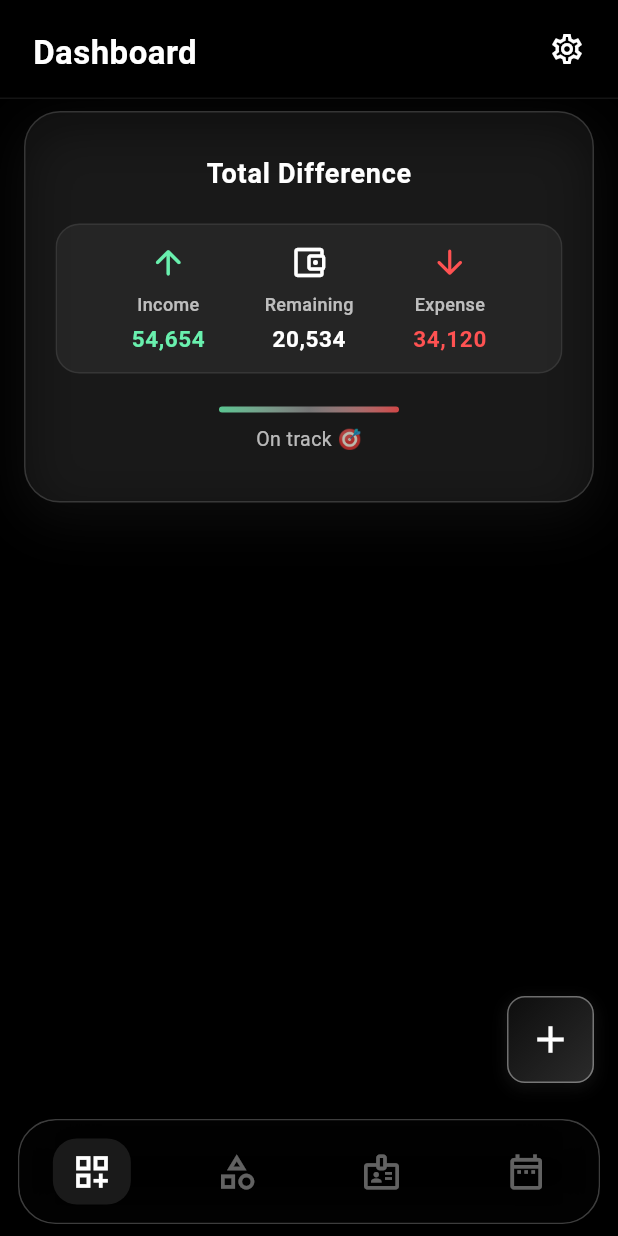
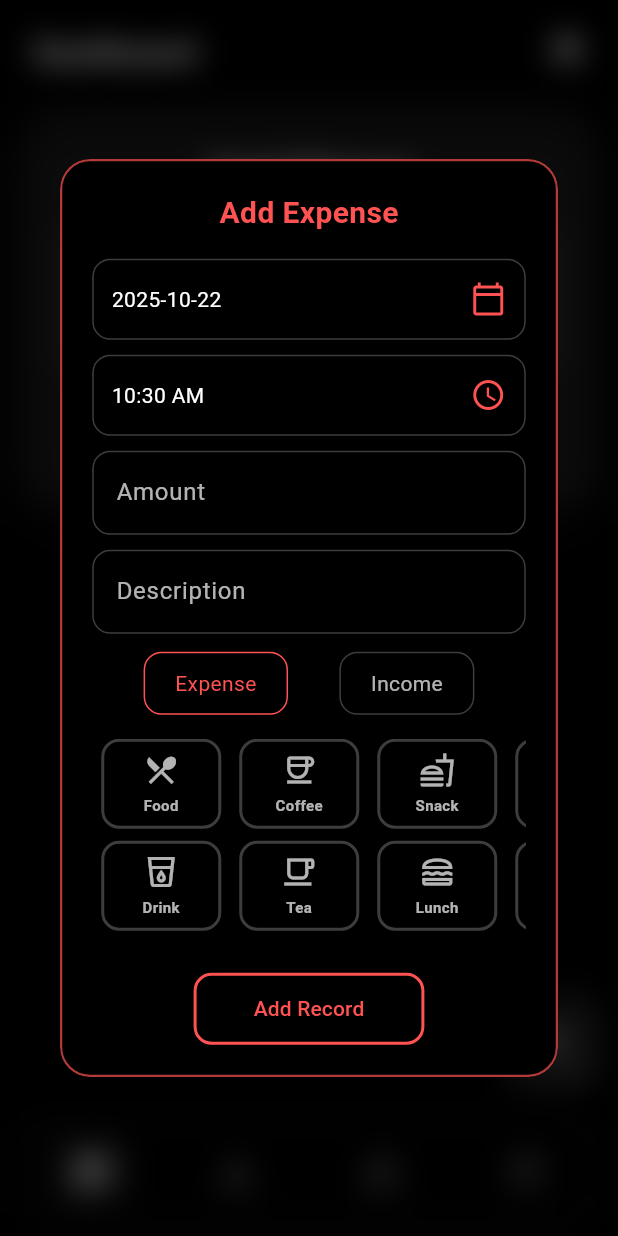
Before and after one commit to DisasterUnknown/WalletZip, a Flutter app: the DashboardScreen screen opened by its route, after a tap on the "add" icon, on a phone screen of 412 x 824 dp. Run offline on Flutter 3.47's test engine with Material 3 defaults, Android fonts, the phone set to English and light mode, and no system bars; our stand-ins replace shared_preferences; accounts and stored records are empty.

Commit message:
added income expence addition

```diff
--- a/lib/main.dart
+++ b/lib/main.dart
@@ -15,9 +15,7 @@ class MyApp extends StatelessWidget {
     return SafeArea(
       child: MaterialApp(
         title: 'Expenso',
-        theme: ThemeData.dark().copyWith(
-          scaffoldBackgroundColor: Colors.black,
-        ),
+        theme: ThemeData.dark().copyWith(scaffoldBackgroundColor: Colors.black),
         debugShowCheckedModeBanner: false,
         navigatorKey: routing.navigatorKey,
         initialRoute: RoutingService.expence_record,
--- /dev/null
+++ b/lib/ui/widgets/sub/add_expense_income/add_transaction_form.dart
@@ -0,0 +1,216 @@
+import 'dart:ui';
+import 'package:flutter/material.dart';
+import 'package:intl/intl.dart';
+import 'package:expenso/core/constants/default_categories.dart';
+import 'package:expenso/core/shared_prefs/shared_pref_service.dart';
+import 'package:expenso/data/models/category.dart';
+import 'widgets/date_time_picker_row.dart';
+import 'widgets/transaction_type_toggle.dart';
+import 'widgets/category_selector.dart';
+import 'widgets/expense_text_field.dart';
+import 'widgets/submit_button.dart';
+
+class AddExpenseOverlay extends StatefulWidget {
+  const AddExpenseOverlay({super.key});
+
+  @override
+  State<AddExpenseOverlay> createState() => _AddExpenseOverlayState();
+}
+
+class _AddExpenseOverlayState extends State<AddExpenseOverlay> {
+  String selectedYear = DateTime.now().year.toString();
+  String selectedMonth = DateFormat('MMMM').format(DateTime.now());
+  DateTime selectedDate = DateTime.now();
+  TimeOfDay selectedTime = TimeOfDay.now();
+  String transactionType = 'Expense';
+  List<Category> userCategories = [];
+  List<int> selectedCategoryIds = [];
+
+  final TextEditingController amountController = TextEditingController();
+  final TextEditingController descriptionController = TextEditingController();
+  final _formKey = GlobalKey<FormState>();
+  String? errorMessage;
+
+  Color get accentColor =>
+      transactionType == 'Expense' ? Colors.redAccent : Colors.greenAccent;
+
+  @override
+  void initState() {
+    super.initState();
+    _loadUserCategories();
+  }
+
+  Future<void> _loadUserCategories() async {
+    final saved = await LocalSharedPreferences.getString('selected_categories');
+    if (saved != null && saved.isNotEmpty) {
+      final ids = saved
+          .split(',')
+          .map((e) => int.tryParse(e))
+          .whereType<int>()
+          .toSet();
+      setState(() {
+        userCategories = categories
+            .where((cat) => ids.contains(cat.id))
+            .toList();
+      });
+    } else {
+      setState(() => userCategories = categories);
+    }
+  }
+
+  void _toggleCategory(Category category) {
+    setState(() {
+      if (selectedCategoryIds.contains(category.id)) {
+        selectedCategoryIds.remove(category.id);
+      } else {
+        selectedCategoryIds.add(category.id);
+      }
+    });
+  }
+
+  void _submitExpense() {
+    setState(() => errorMessage = null);
+
+    if (!_formKey.currentState!.validate()) return;
+    if (selectedCategoryIds.isEmpty) {
+      setState(() => errorMessage = 'Please select at least one category!');
+      return;
+    }
+
+    final amount = double.tryParse((amountController.text).replaceAll(',', ''));
+    if (amount == null || amount <= 0) {
+      setState(() => errorMessage = 'Please enter a valid amount!');
+      return;
+    }
+
+    // All valid → proceed
+    final selectedCategories = userCategories
+        .where((c) => selectedCategoryIds.contains(c.id))
+        .map((c) => c.name)
+        .toList();
+
+    print('Transaction Type: $transactionType');
+    print('Amount: $amount');
+    print('Categories: ${selectedCategories.join(', ')}');
+    print('Description: ${descriptionController.text}');
+    print('Date: ${DateFormat('yyyy-MM-dd').format(selectedDate)}');
+    print('Time: ${selectedTime.format(context)}');
+
+    Navigator.of(context).pop();
+  }
+
+  @override
+  Widget build(BuildContext context) {
+    return BackdropFilter(
+      filter: ImageFilter.blur(sigmaX: 10, sigmaY: 10),
+      child: Dialog(
+        backgroundColor: Colors.transparent,
+        child: ClipRRect(
+          borderRadius: BorderRadius.circular(20),
+          child: Container(
+            padding: const EdgeInsets.all(20),
+            decoration: BoxDecoration(
+              color: Colors.black,
+              borderRadius: BorderRadius.circular(20),
+              border: Border.all(color: accentColor.withAlpha(180), width: 1.5),
+            ),
+            child: SingleChildScrollView(
+              child: Form(
+                key: _formKey,
+                child: Column(
+                  mainAxisSize: MainAxisSize.min,
+                  children: [
+                    Text(
+                      transactionType == 'Expense'
+                          ? 'Add Expense'
+                          : 'Add Income',
+                      style: TextStyle(
+                        color: accentColor,
+                        fontSize: 20,
+                        fontWeight: FontWeight.bold,
+                      ),
+                    ),
+                    const SizedBox(height: 16),
+
+                    /// Date + Time pickers
+                    DateTimePickerRow(
+                      selectedDate: selectedDate,
+                      selectedTime: selectedTime,
+                      accentColor: accentColor,
+                      onPickDate: (date) => setState(() {
+                        selectedDate = date;
+                        selectedYear = date.year.toString();
+                        selectedMonth = DateFormat('MMMM').format(date);
+                      }),
+                      onPickTime: (time) => setState(() => selectedTime = time),
+                    ),
+                    const SizedBox(height: 10),
+
+                    /// Amount & Description fields
+                    ExpenseTextField(
+                      controller: amountController,
+                      label: 'Amount',
+                      accentColor: accentColor,
+                      keyboardType: const TextInputType.numberWithOptions(
+                        decimal: true,
+                      ),
+                      validator: (v) =>
+                          v == null || v.isEmpty ? 'Enter amount' : null,
+                      enableThousandsFormatter: true,
+                    ),
+                    const SizedBox(height: 10),
+                    ExpenseTextField(
+                      controller: descriptionController,
+                      label: 'Description',
+                      accentColor: accentColor,
+                      validator: (v) =>
+                          v == null || v.isEmpty ? 'Enter description' : null,
+                      keyboardType: TextInputType.text,
+                      enableThousandsFormatter: false,
+                    ),
+                    const SizedBox(height: 12),
+
+                    /// Expense/Income toggle
+                    TransactionTypeToggle(
+                      transactionType: transactionType,
+                      accentColor: accentColor,
+                      onTypeChange: (type) =>
+                          setState(() => transactionType = type),
+                    ),
+                    const SizedBox(height: 16),
+
+                    /// Category selector
+                    CategorySelector(
+                      userCategories: userCategories,
+                      selectedCategoryIds: selectedCategoryIds,
+                      accentColor: accentColor,
+                      onCategoryTap: _toggleCategory,
+                    ),
+                    const SizedBox(height: 16),
+
+                    /// Error message
+                    if (errorMessage != null)
+                      Text(
+                        errorMessage!,
+                        style: const TextStyle(
+                          color: Colors.redAccent,
+                          fontWeight: FontWeight.bold,
+                        ),
+                      ),
+
+                    /// Submit button
+                    SubmitButton(
+                      label: 'Add Record',
+                      accentColor: accentColor,
+                      onPressed: _submitExpense,
+                    ),
+                  ],
+                ),
+              ),
+            ),
+          ),
+        ),
+      ),
+    );
+  }
+}
--- /dev/null
+++ b/lib/ui/widgets/sub/add_expense_income/helpers/input_decoration.dart
@@ -0,0 +1,22 @@
+import 'package:flutter/material.dart';
+
+InputDecoration buildInputDecoration(String label, Color accentColor) {
+  return InputDecoration(
+    labelText: label,
+    labelStyle: const TextStyle(color: Colors.white70),
+    filled: true,
+    fillColor: Colors.black87,
+    border: OutlineInputBorder(
+      borderRadius: BorderRadius.circular(12),
+      borderSide: const BorderSide(color: Colors.white24),
+    ),
+    enabledBorder: OutlineInputBorder(
+      borderRadius: BorderRadius.circular(12),
+      borderSide: const BorderSide(color: Colors.white24),
+    ),
+    focusedBorder: OutlineInputBorder(
+      borderRadius: BorderRadius.circular(12),
+      borderSide: BorderSide(color: accentColor, width: 2),
+    ),
+  );
+}
--- /dev/null
+++ b/lib/ui/widgets/sub/add_expense_income/widgets/category_selector.dart
@@ -0,0 +1,103 @@
+import 'package:flutter/material.dart';
+import 'package:expenso/data/models/category.dart';
+
+class CategorySelector extends StatelessWidget {
+  final List<Category> userCategories;
+  final List<int> selectedCategoryIds;
+  final Color accentColor;
+  final Function(Category) onCategoryTap;
+
+  const CategorySelector({
+    super.key,
+    required this.userCategories,
+    required this.selectedCategoryIds,
+    required this.accentColor,
+    required this.onCategoryTap,
+  });
+
+  @override
+  Widget build(BuildContext context) {
+    return SizedBox(
+      height: 140,
+      child: SingleChildScrollView(
+        scrollDirection: Axis.horizontal,
+        child: Row(
+          children: [
+            Column(
+              children: [
+                Row(
+                  children: userCategories
+                      .asMap()
+                      .entries
+                      .where((e) => e.key.isEven)
+                      .map((e) => _categoryCard(e.value))
+                      .toList(),
+                ),
+                const SizedBox(height: 8),
+                Row(
+                  children: userCategories
+                      .asMap()
+                      .entries
+                      .where((e) => e.key.isOdd)
+                      .map((e) => _categoryCard(e.value))
+                      .toList(),
+                ),
+              ],
+            ),
+          ],
+        ),
+      ),
+    );
+  }
+
+  Widget _categoryCard(Category category) {
+    final isSelected = selectedCategoryIds.contains(category.id);
+    return GestureDetector(
+      onTap: () => onCategoryTap(category),
+      child: Container(
+        width: 80,
+        height: 60,
+        margin: const EdgeInsets.symmetric(horizontal: 6),
+        decoration: BoxDecoration(
+          color: Colors.black,
+          borderRadius: BorderRadius.circular(12),
+          border: Border.all(
+            color: isSelected ? accentColor : Colors.white24,
+            width: 2,
+          ),
+          boxShadow: isSelected
+              ? [
+                  BoxShadow(
+                    color: accentColor.withAlpha(150),
+                    blurRadius: 12,
+                    spreadRadius: 1,
+                  ),
+                  BoxShadow(
+                    color: accentColor.withAlpha(80),
+                    blurRadius: 24,
+                    spreadRadius: 4,
+                  ),
+                ]
+              : [],
+        ),
+        child: Column(
+          mainAxisAlignment: MainAxisAlignment.center,
+          children: [
+            Icon(category.icon,
+                color: isSelected ? accentColor : Colors.white70, size: 24),
+            const SizedBox(height: 4),
+            Text(
+              category.name,
+              style: TextStyle(
+                color: isSelected ? accentColor : Colors.white70,
+                fontWeight: FontWeight.w600,
+                fontSize: 10,
+              ),
+              textAlign: TextAlign.center,
+            ),
+          ],
+        ),
+      ),
+    );
+  }
+}
--- /dev/null
+++ b/lib/ui/widgets/sub/add_expense_income/widgets/date_time_picker_row.dart
@@ -0,0 +1,92 @@
+import 'dart:ui';
+import 'package:flutter/material.dart';
+import 'package:intl/intl.dart';
+import 'picker_box.dart';
+
+class DateTimePickerRow extends StatelessWidget {
+  final DateTime selectedDate;
+  final TimeOfDay selectedTime;
+  final Color accentColor;
+  final Function(DateTime) onPickDate;
+  final Function(TimeOfDay) onPickTime;
+
+  const DateTimePickerRow({
+    super.key,
+    required this.selectedDate,
+    required this.selectedTime,
+    required this.accentColor,
+    required this.onPickDate,
+    required this.onPickTime,
+  });
+
+  Future<void> _showDatePicker(BuildContext context) async {
+    final date = await showDatePicker(
+      context: context,
+      initialDate: selectedDate,
+      firstDate: DateTime(2000),
+      lastDate: DateTime(2100),
+      builder: (context, child) => BackdropFilter(
+        filter: ImageFilter.blur(sigmaX: 10, sigmaY: 10),
+        child: Theme(
+          data: ThemeData.dark().copyWith(
+            colorScheme: ColorScheme.dark(
+              primary: accentColor,
+              onPrimary: Colors.white,
+              surface: Colors.black87,
+              onSurface: Colors.white,
+            ),
+          ),
+          child: child!,
+        ),
+      ),
+    );
+    if (date != null) onPickDate(date);
+  }
+
+  Future<void> _showTimePicker(BuildContext context) async {
+    final time = await showTimePicker(
+      context: context,
+      initialTime: selectedTime,
+      builder: (context, child) => BackdropFilter(
+        filter: ImageFilter.blur(sigmaX: 10, sigmaY: 10),
+        child: Theme(
+          data: ThemeData.dark().copyWith(
+            colorScheme: ColorScheme.dark(
+              primary: accentColor,
+              onPrimary: Colors.white,
+              surface: Colors.black87,
+              onSurface: Colors.white,
+            ),
+          ),
+          child: child!,
+        ),
+      ),
+    );
+    if (time != null) onPickTime(time);
+  }
+
+  @override
+  Widget build(BuildContext context) {
+    return Column(
+      children: [
+        GestureDetector(
+          onTap: () => _showDatePicker(context),
+          child: PickerBox(
+            label: DateFormat('yyyy-MM-dd').format(selectedDate),
+            icon: Icons.calendar_today_outlined,
+            accentColor: accentColor,
+          ),
+        ),
+        const SizedBox(height: 10),
+        GestureDetector(
+          onTap: () => _showTimePicker(context),
+          child: PickerBox(
+            label: selectedTime.format(context),
+            icon: Icons.access_time,
+            accentColor: accentColor,
+          ),
+        ),
+      ],
+    );
+  }
+}
--- /dev/null
+++ b/lib/ui/widgets/sub/add_expense_income/widgets/expense_text_field.dart
@@ -0,0 +1,50 @@
+import 'package:expenso/ui/widgets/sub/add_expense_income/widgets/thousands_formatter.dart';
+import 'package:flutter/material.dart';
+
+class ExpenseTextField extends StatelessWidget {
+  final TextEditingController controller;
+  final String label;
+  final Color accentColor;
+  final String? Function(String?)? validator;
+  final TextInputType keyboardType;
+  final bool enableThousandsFormatter;
+
+  const ExpenseTextField({
+    super.key,
+    required this.controller,
+    required this.label,
+    required this.accentColor,
+    this.validator,
+    this.keyboardType = TextInputType.text,
+    this.enableThousandsFormatter = false,
+  });
+
+  @override
+  Widget build(BuildContext context) {
+    return TextFormField(
+      controller: controller,
+      keyboardType: keyboardType,
+      style: const TextStyle(color: Colors.white),
+      decoration: InputDecoration(
+        labelText: label,
+        labelStyle: const TextStyle(color: Colors.white70),
+        filled: true,
+        fillColor: Colors.black87,
+        border: OutlineInputBorder(
+          borderRadius: BorderRadius.circular(12),
+          borderSide: const BorderSide(color: Colors.white24),
+        ),
+        enabledBorder: OutlineInputBorder(
+          borderRadius: BorderRadius.circular(12),
+          borderSide: const BorderSide(color: Colors.white24),
+        ),
+        focusedBorder: OutlineInputBorder(
+          borderRadius: BorderRadius.circular(12),
+          borderSide: BorderSide(color: accentColor, width: 2),
+        ),
+      ),
+      validator: validator,
+      inputFormatters: enableThousandsFormatter ? [ThousandsFormatter()] : [],
+    );
+  }
+}
--- /dev/null
+++ b/lib/ui/widgets/sub/add_expense_income/widgets/picker_box.dart
@@ -0,0 +1,33 @@
+import 'package:flutter/material.dart';
+
+class PickerBox extends StatelessWidget {
+  final String label;
+  final IconData icon;
+  final Color accentColor;
+
+  const PickerBox({
+    super.key,
+    required this.label,
+    required this.icon,
+    required this.accentColor,
+  });
+
+  @override
+  Widget build(BuildContext context) {
+    return Container(
+      padding: const EdgeInsets.symmetric(vertical: 14, horizontal: 12),
+      decoration: BoxDecoration(
+        color: Colors.black87,
+        borderRadius: BorderRadius.circular(12),
+        border: Border.all(color: Colors.white24),
+      ),
+      child: Row(
+        mainAxisAlignment: MainAxisAlignment.spaceBetween,
+        children: [
+          Text(label, style: const TextStyle(color: Colors.white)),
+          Icon(icon, color: accentColor),
+        ],
+      ),
+    );
+  }
+}
--- /dev/null
+++ b/lib/ui/widgets/sub/add_expense_income/widgets/submit_button.dart
@@ -0,0 +1,30 @@
+import 'package:flutter/material.dart';
+
+class SubmitButton extends StatelessWidget {
+  final VoidCallback onPressed;
+  final String label;
+  final Color accentColor;
+
+  const SubmitButton({
+    super.key,
+    required this.onPressed,
+    required this.label,
+    required this.accentColor,
+  });
+
+  @override
+  Widget build(BuildContext context) {
+    return ElevatedButton(
+      onPressed: onPressed,
+      style: ElevatedButton.styleFrom(
+        backgroundColor: Colors.black,
+        padding: const EdgeInsets.symmetric(vertical: 14, horizontal: 40),
+        shape: RoundedRectangleBorder(
+          borderRadius: BorderRadius.circular(12),
+          side: BorderSide(color: accentColor, width: 2),
+        ),
+      ),
+      child: Text(label, style: TextStyle(color: accentColor)),
+    );
+  }
+}
--- /dev/null
+++ b/lib/ui/widgets/sub/add_expense_income/widgets/thousands_formatter.dart
@@ -0,0 +1,24 @@
+import 'package:flutter/services.dart';
+import 'package:intl/intl.dart';
+
+class ThousandsFormatter extends TextInputFormatter {
+  final NumberFormat _formatter = NumberFormat('#,###');
+
+  @override
+  TextEditingValue formatEditUpdate(
+      TextEditingValue oldValue, TextEditingValue newValue) {
+    if (newValue.text.isEmpty) return newValue;
+
+    // Remove commas
+    String plain = newValue.text.replaceAll(',', '');
+    int value = int.tryParse(plain) ?? 0;
+
+    // Format with commas
+    final newText = _formatter.format(value);
+
+    return TextEditingValue(
+      text: newText,
+      selection: TextSelection.collapsed(offset: newText.length),
+    );
+  }
+}
--- /dev/null
+++ b/lib/ui/widgets/sub/add_expense_income/widgets/transaction_type_toggle.dart
@@ -0,0 +1,42 @@
+import 'package:flutter/material.dart';
+
+class TransactionTypeToggle extends StatelessWidget {
+  final String transactionType;
+  final Color accentColor;
+  final Function(String) onTypeChange;
+
+  const TransactionTypeToggle({
+    super.key,
+    required this.transactionType,
+    required this.accentColor,
+    required this.onTypeChange,
+  });
+
+  @override
+  Widget build(BuildContext context) {
+    return Row(
+      mainAxisAlignment: MainAxisAlignment.spaceEvenly,
+      children: ['Expense', 'Income'].map((type) {
+        final isSelected = transactionType == type;
+        return GestureDetector(
+          onTap: () => onTypeChange(type),
+          child: Container(
+            padding: const EdgeInsets.symmetric(vertical: 10, horizontal: 20),
+            decoration: BoxDecoration(
+              border: Border.all(
+                color: isSelected ? accentColor : Colors.white24,
+              ),
+              borderRadius: BorderRadius.circular(12),
+            ),
+            child: Text(
+              type,
+              style: TextStyle(
+                color: isSelected ? accentColor : Colors.white70,
+              ),
+            ),
+          ),
+        );
+      }).toList(),
+    );
+  }
+}
--- a/lib/ui/widgets/sub/floating_action_btn.dart
+++ b/lib/ui/widgets/sub/floating_action_btn.dart
@@ -1,3 +1,4 @@
+import 'package:expenso/ui/widgets/sub/add_expense_income/add_transaction_form.dart';
 import 'package:flutter/material.dart';
 
 class FloatingAddBtn extends StatelessWidget {
@@ -32,7 +33,10 @@ class FloatingAddBtn extends StatelessWidget {
         elevation: 0,
         backgroundColor: Colors.transparent,
         onPressed: () {
-          print("Square Floating + pressed!");
+          showDialog(
+            context: context,
+            builder: (_) => const AddExpenseOverlay(),
+          );
         },
         child: const Icon(Icons.add, size: 30, color: Colors.white),
       ),
--- a/pubspec.yaml
+++ b/pubspec.yaml
@@ -36,6 +36,7 @@ dependencies:
   cupertino_icons: ^1.0.8
   shared_preferences: ^2.5.3
   intl: ^0.20.2
+  flutter_datetime_picker: ^1.5.1
 
 dev_dependencies:
   flutter_test:
```
Also changed, not shown: pubspec.lock.
